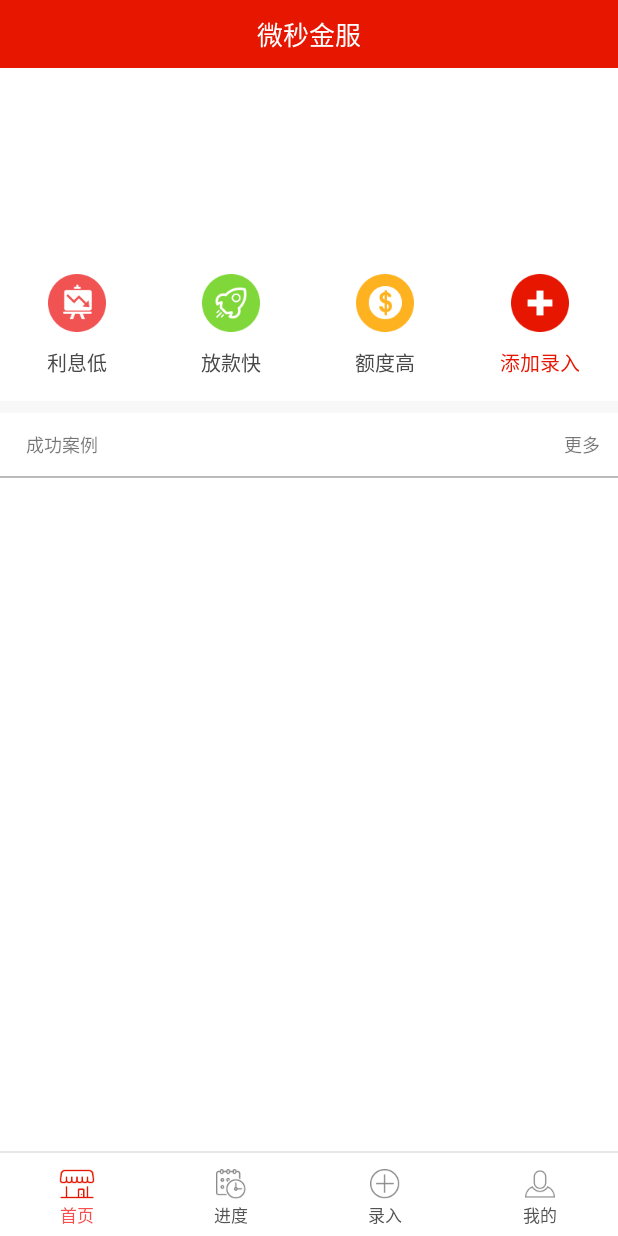
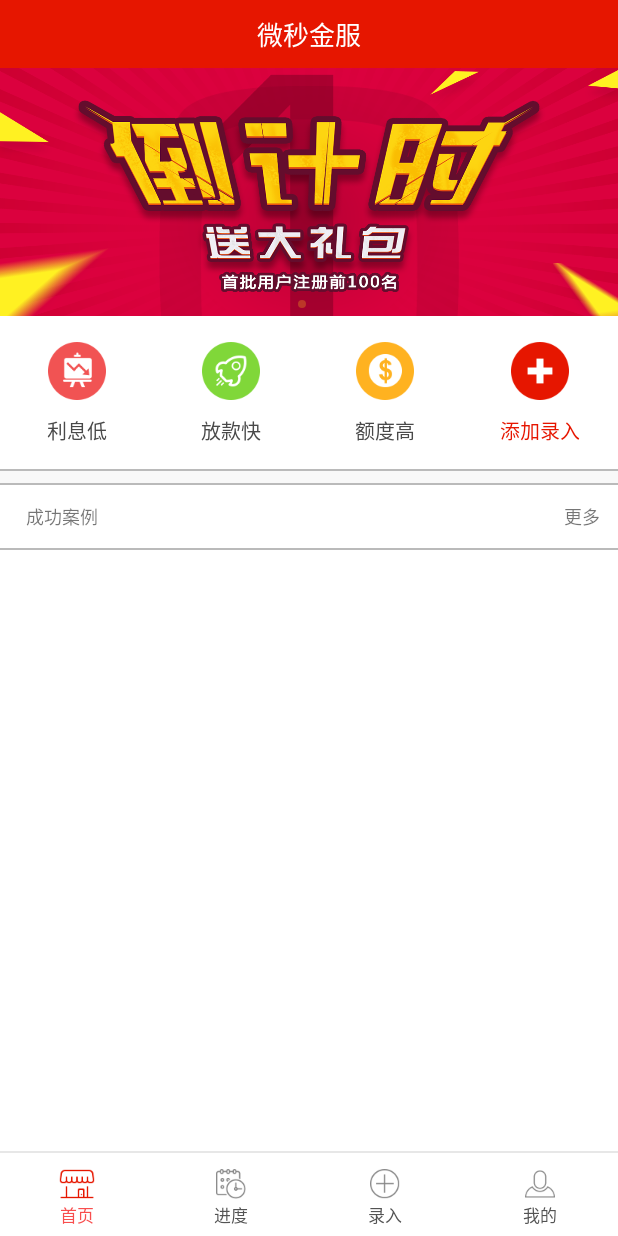
Before and after one commit to liulilei/FPower1, an Android app: the screen it shows after launch (HomeActivity), on a phone screen of 412 x 824 dp. Run offline under Robolectric (Android 15) with nearby library versions, the phone set to English and light mode, and no system bars.

Commit message:
加了轮播图播放

```diff
--- a/app/src/main/AndroidManifest.xml
+++ b/app/src/main/AndroidManifest.xml
@@ -47,6 +47,8 @@
                 <category android:name="android.intent.category.LAUNCHER"/>
             </intent-filter>
         </activity>
+
+        <activity android:name=".view.WebViewActivity"></activity>
     </application>
 
 </manifest>
--- /dev/null
+++ b/app/src/main/java/cn/fpower/financeservice/adapter/MainAdPageradapter.java
@@ -0,0 +1,46 @@
+package cn.fpower.financeservice.adapter;
+
+import android.support.v4.view.PagerAdapter;
+import android.view.View;
+import android.view.ViewGroup;
+
+import java.util.List;
+
+/**
+ * @author Moto
+ * @ClassName ImageViewPagerAdapter
+ * @Description TODO
+ * @date 2014 2014-7-1
+ */
+public class MainAdPageradapter extends PagerAdapter {
+
+    private List<View> mViewList;
+
+    public MainAdPageradapter(List<View> pArrayList) {
+        this.mViewList = pArrayList;
+    }
+
+    @Override
+    public int getCount() {
+        if (mViewList != null) {
+            return mViewList.size();
+        }
+        return 0;
+    }
+
+    @Override
+    public void destroyItem(ViewGroup container, int position, Object object) {
+        container.removeView(mViewList.get(position));
+    }
+
+    @Override
+    public Object instantiateItem(ViewGroup container, int pPosition) {
+        container.addView(mViewList.get(pPosition), 0);
+        return mViewList.get(pPosition);
+    }
+
+    @Override
+    public boolean isViewFromObject(View pView, Object pObject) {
+        return (pView == pObject);
+    }
+}
--- a/app/src/main/java/cn/fpower/financeservice/fragment/HomeFragment.java
+++ b/app/src/main/java/cn/fpower/financeservice/fragment/HomeFragment.java
@@ -5,23 +5,56 @@ import android.view.LayoutInflater;
 import android.view.View;
 import android.view.ViewGroup;
 import android.widget.ImageView;
+import android.widget.LinearLayout;
 import android.widget.RelativeLayout;
 import android.widget.TextView;
 
 import com.lidroid.xutils.view.annotation.ViewInject;
 
+import java.util.ArrayList;
+import java.util.List;
+
 import cn.fpower.financeservice.R;
+import cn.fpower.financeservice.manager.viewmanager.HomeMenuFragmentGroup;
+import cn.fpower.financeservice.mode.BannerInfo;
+import cn.fpower.financeservice.mode.BannerInfo.BannerList;
+import cn.fpower.financeservice.view.home.HomeActivity;
+import cn.fpower.financeservice.view.widget.HorizontalViewPager;
 
 /**
  * Created by ll on 2015/11/26.
  */
-public class HomeFragment extends BaseFragment {
+public class HomeFragment extends BaseFragment implements View.OnClickListener {
 
     @ViewInject(R.id.title_bar_back)
     private ImageView back;
 
     @ViewInject(R.id.title_bar_title)
     private TextView title;
+
+    @ViewInject(R.id.fragment_home_vp)
+    private HorizontalViewPager homeVp;
+
+    @ViewInject(R.id.fragment_home_vp_point_group)
+    private LinearLayout pointLl;
+
+    @ViewInject(R.id.fragment_home_interest_tv)
+    private TextView interestTv;
+
+    @ViewInject(R.id.fragment_home_loan_tv)
+    private TextView loanTv;
+
+    @ViewInject(R.id.fragment_home_limit_tv)
+    private TextView limitTv;
+
+    @ViewInject(R.id.fragment_home_add_entering_tv)
+    private TextView enteringTv;
+
+    private List<BannerList> bannerList;
+
+    private String no_banner_url = "drawable://" + R.mipmap.ad1;
+
+    private HomeMenuFragmentGroup homeMenuFragmentGroup;
 
     @Override
     protected ViewGroup onCreateView(LayoutInflater inflater, Bundle savedInstanceState) {
@@ -33,9 +66,35 @@ public class HomeFragment extends BaseFragment {
     protected void initView() {
         back.setVisibility(View.GONE);
         title.setText(getResources().getString(R.string.app_name));
+        interestTv.setOnClickListener(this);
+        loanTv.setOnClickListener(this);
+        limitTv.setOnClickListener(this);
+        enteringTv.setOnClickListener(this);
     }
 
     @Override
     protected void initData() {
+        bannerList = new ArrayList<BannerList>();
+        BannerList banner = new BannerInfo().new BannerList();
+        banner.setPicture(no_banner_url);
+        banner.setUrl("http://www.baidu.com");
+        bannerList.add(banner);
+        homeMenuFragmentGroup = new HomeMenuFragmentGroup(getActivity());
+        homeMenuFragmentGroup.initAd(bannerList, homeVp, pointLl);
+    }
+
+    @Override
+    public void onClick(View v) {
+        switch (v.getId()) {
+            case R.id.fragment_home_interest_tv:
+                break;
+            case R.id.fragment_home_loan_tv:
+                break;
+            case R.id.fragment_home_limit_tv:
+                break;
+            case R.id.fragment_home_add_entering_tv:
+                ((HomeActivity) getActivity()).selectEnteringFragment();
+                break;
+        }
     }
 }
--- a/app/src/main/java/cn/fpower/financeservice/netmanager/BaseManager.java
+++ b/app/src/main/java/cn/fpower/financeservice/manager/netmanager/BaseManager.java
@@ -1,4 +1,4 @@
-package cn.fpower.financeservice.netmanager;
+package cn.fpower.financeservice.manager.netmanager;
 
 import android.content.Context;
 
--- a/app/src/main/java/cn/fpower/financeservice/netmanager/CustomerManagerControl.java
+++ b/app/src/main/java/cn/fpower/financeservice/manager/netmanager/CustomerManagerControl.java
@@ -1,4 +1,4 @@
-package cn.fpower.financeservice.netmanager;
+package cn.fpower.financeservice.manager.netmanager;
 
 /**
  * Created by ll on 2015/9/15.
--- a/app/src/main/java/cn/fpower/financeservice/netmanager/FinanceServiceManager.java
+++ b/app/src/main/java/cn/fpower/financeservice/manager/netmanager/FinanceServiceManager.java
@@ -1,4 +1,4 @@
-package cn.fpower.financeservice.netmanager;
+package cn.fpower.financeservice.manager.netmanager;
 
 /**
  * Created by ll on 2015/11/24.
--- a/app/src/main/java/cn/fpower/financeservice/netmanager/ManagerDataListener.java
+++ b/app/src/main/java/cn/fpower/financeservice/manager/netmanager/ManagerDataListener.java
@@ -1,4 +1,4 @@
-package cn.fpower.financeservice.netmanager;
+package cn.fpower.financeservice.manager.netmanager;
 
 /**
  * Created by ll on 2015/9/15.
--- a/app/src/main/java/cn/fpower/financeservice/netmanager/ManagerStringListener.java
+++ b/app/src/main/java/cn/fpower/financeservice/manager/netmanager/ManagerStringListener.java
@@ -1,4 +1,4 @@
-package cn.fpower.financeservice.netmanager;
+package cn.fpower.financeservice.manager.netmanager;
 
 /**
  * Created by Administrator on 2015/10/7.
--- /dev/null
+++ b/app/src/main/java/cn/fpower/financeservice/manager/viewmanager/HomeMenuFragmentGroup.java
@@ -0,0 +1,159 @@
+package cn.fpower.financeservice.manager.viewmanager;
+
+import android.content.Context;
+import android.content.Intent;
+import android.os.Handler;
+import android.support.v4.view.ViewPager;
+import android.support.v4.view.ViewPager.OnPageChangeListener;
+import android.view.View;
+import android.view.View.OnClickListener;
+import android.widget.ImageView;
+import android.widget.ImageView.ScaleType;
+import android.widget.LinearLayout;
+
+import java.util.ArrayList;
+import java.util.List;
+
+import cn.fpower.financeservice.R;
+import cn.fpower.financeservice.adapter.MainAdPageradapter;
+import cn.fpower.financeservice.mode.BannerInfo;
+import cn.fpower.financeservice.utils.ImageUtils;
+import cn.fpower.financeservice.utils.StringUtils;
+import cn.fpower.financeservice.view.WebViewActivity;
+
+public class HomeMenuFragmentGroup {
+
+    private Context context;
+    private static final long AD_CHANGE_TIME = 4000;
+    private ViewPager viewPager;
+    public boolean isRunning;
+
+    private int mCurrentPagePosition = FIRST_ITEM_INDEX;
+    private int mCurrentIndex;
+    private static final int FIRST_ITEM_INDEX = 1;
+
+    private int viewLength;
+
+    private boolean mIsChanged = false;
+
+    // 菜单滚动
+    private Handler handler = new Handler() {
+        @Override
+        public void handleMessage(android.os.Message msg) {
+            if (msg.what == 1 && isRunning) {
+                if (++mCurrentPagePosition < viewLength) {
+                } else {
+                    mCurrentPagePosition = 0;
+                }
+                viewPager.setCurrentItem(mCurrentPagePosition);
+                sendEmptyMessageDelayed(1, AD_CHANGE_TIME);
+            }
+        }
+
+        ;
+    };
+
+    public HomeMenuFragmentGroup(Context context) {
+        this.context = context;
+    }
+
+    /**
+     * 初始化home fragment的广告滚动栏
+     *
+     * @param viewPager
+     * @param pointGroup
+     */
+    public void initAd(final List<BannerInfo.BannerList> bannerList,
+                       final ViewPager viewPager, final LinearLayout pointGroup) {
+        this.viewPager = viewPager;
+        List<View> views = new ArrayList<View>();
+        views.add(addImageView(bannerList.get(bannerList.size() - 1).getPicture(),
+                bannerList.get(bannerList.size() - 1).getUrl()));
+        for (int i = 0; i < bannerList.size(); i++) {
+            ImageView point = new ImageView(context);
+            LinearLayout.LayoutParams params = new LinearLayout.LayoutParams(
+                    LinearLayout.LayoutParams.WRAP_CONTENT,
+                    LinearLayout.LayoutParams.WRAP_CONTENT);
+            params.rightMargin = StringUtils.px2dip(context, 20);
+            point.setLayoutParams(params);
+            point.setBackgroundResource(R.drawable.selector_ad_point_bg);
+            if (0 == i) {
+                point.setEnabled(false);
+            }
+            pointGroup.addView(point);
+            views.add(addImageView(bannerList.get(i).getPicture(),
+                    bannerList.get(i).getUrl()));
+        }
+        views.add(addImageView(bannerList.get(0).getPicture(), bannerList.get(0).getUrl()));
+        viewLength = views.size();
+        viewPager.setAdapter(new MainAdPageradapter(views));
+        viewPager.setOnPageChangeListener(new OnPageChangeListener() {
+
+            @Override
+            public void onPageSelected(int pPosition) {
+                mIsChanged = true;
+                if (pPosition > viewLength - 2) {
+                    mCurrentPagePosition = FIRST_ITEM_INDEX;
+                } else if (pPosition < FIRST_ITEM_INDEX) {
+                    mCurrentPagePosition = viewLength - 2;
+                } else {
+                    mCurrentPagePosition = pPosition;
+                }
+                setCurrentDot(mCurrentPagePosition, pointGroup);
+            }
+
+            @Override
+            public void onPageScrolled(int arg0, float arg1, int arg2) {
+
+            }
+
+            @Override
+            public void onPageScrollStateChanged(int arg0) {
+                if (ViewPager.SCROLL_STATE_IDLE == arg0) {
+                    if (mIsChanged) {
+                        mIsChanged = false;
+                        viewPager.setCurrentItem(mCurrentPagePosition, false);
+                    }
+                }
+            }
+        });
+
+        viewPager.setCurrentItem(mCurrentPagePosition, false);
+        isRunning = true;
+        handler.sendEmptyMessageDelayed(1, AD_CHANGE_TIME);
+    }
+
+    public void removeHandle() {
+        handler.removeCallbacksAndMessages(null);
+    }
+
+    private ImageView addImageView(String url, final String address) {
+
+        ImageView imageView = new ImageView(context);
+        imageView.setScaleType(ScaleType.FIT_XY);
+        ImageUtils.displayNormalImg(R.mipmap.ic_launcher, url, imageView);
+        imageView.setOnClickListener(new OnClickListener() {
+            @Override
+            public void onClick(View v) {
+                if (!StringUtils.isEmpty(address)) {
+                    Intent intent = new Intent(context, WebViewActivity.class);
+                    intent.putExtra("address", address);
+                    context.startActivity(intent);
+                }
+            }
+        });
+        return imageView;
+    }
+
+    private void setCurrentDot(int positon, LinearLayout mPointViewGroup) {
+        // 界面实际显示的序号是第1, 2, 3。而点的序号应该是0, 1, 2.所以减1.
+        positon = positon - 1;
+        if (positon < 0 || positon > viewLength - 1 || mCurrentIndex == positon) {
+            return;
+        }
+        mPointViewGroup.getChildAt(positon).setEnabled(false);
+        mPointViewGroup.getChildAt(mCurrentIndex).setEnabled(true);
+        mCurrentIndex = positon;
+    }
+
+}
--- /dev/null
+++ b/app/src/main/java/cn/fpower/financeservice/mode/BannerInfo.java
@@ -0,0 +1,52 @@
+package cn.fpower.financeservice.mode;
+
+import java.util.List;
+
+/**
+ * Created by ll on 2015/11/29.
+ */
+public class BannerInfo extends BaseMode {
+
+    private Data data;
+
+    public Data getData() {
+        return data;
+    }
+
+    public void setData(Data data) {
+        this.data = data;
+    }
+
+    public class Data implements BaseEntity {
+        private List<BannerList> bannerListList;
+
+        public List<BannerList> getBannerListList() {
+            return bannerListList;
+        }
+
+        public void setBannerListList(List<BannerList> bannerListList) {
+            this.bannerListList = bannerListList;
+        }
+    }
+
+    public class BannerList implements BaseEntity {
+        private String url;
+        private String picture;
+
+        public String getUrl() {
+            return url;
+        }
+
+        public void setUrl(String url) {
+            this.url = url;
+        }
+
+        public String getPicture() {
+            return picture;
+        }
+
+        public void setPicture(String picture) {
+            this.picture = picture;
+        }
+    }
+}
--- /dev/null
+++ b/app/src/main/res/drawable/selector_ad_point_bg.xml
@@ -0,0 +1,7 @@
+<?xml version="1.0" encoding="utf-8"?>
+<selector xmlns:android="http://schemas.android.com/apk/res/android">
+
+    <item android:drawable="@drawable/shape_ad_point_nomal" android:state_enabled="true"/>
+    <item android:drawable="@drawable/shape_ad_point_focus" android:state_enabled="false"/>
+
+</selector>
--- /dev/null
+++ b/app/src/main/res/drawable/shape_ad_point_focus.xml
@@ -0,0 +1,9 @@
+<?xml version="1.0" encoding="utf-8"?>
+<shape xmlns:android="http://schemas.android.com/apk/res/android"
+       android:shape="oval">
+
+    <size
+        android:width="5dp"
+        android:height="5dp"/>
+    <solid android:color="#bc3728"/>
+</shape>
--- /dev/null
+++ b/app/src/main/res/drawable/shape_ad_point_nomal.xml
@@ -0,0 +1,11 @@
+<?xml version="1.0" encoding="utf-8"?>
+<shape xmlns:android="http://schemas.android.com/apk/res/android"
+    android:shape="oval" >
+
+    <size
+        android:height="5dp"
+        android:width="5dp" />
+
+    <solid android:color="#dbc2c5" />
+
+</shape>
--- a/app/src/main/res/layout/fragment_home.xml
+++ b/app/src/main/res/layout/fragment_home.xml
@@ -5,13 +5,16 @@
                 android:background="@color/white"
                 android:orientation="vertical">
 
-    <include layout="@layout/title_bar"></include>
+    <include
+        android:id="@+id/title"
+        layout="@layout/title_bar"></include>
 
 
     <ScrollView
         android:id="@+id/main_scrollview"
         android:layout_width="match_parent"
         android:layout_height="match_parent"
+        android:layout_below="@id/title"
         android:fillViewport="true"
         android:scrollbars="none">
 
@@ -34,21 +37,20 @@
                 android:layout_marginBottom="5dp"
                 android:orientation="horizontal"/>
 
-            <RadioGroup
-                android:id="@+id/fragment_home_rp"
+            <LinearLayout
+                android:id="@+id/fragment_home_ll"
                 android:layout_width="match_parent"
                 android:layout_height="wrap_content"
                 android:layout_below="@id/fragment_home_vp"
                 android:background="@color/white"
                 android:orientation="horizontal">
 
-                <RadioButton
-                    android:id="@+id/fragment_home_interest_rbt"
+                <TextView
+                    android:id="@+id/fragment_home_interest_tv"
                     android:layout_width="0dp"
                     android:layout_height="match_parent"
                     android:layout_weight="1"
-                    android:button="@null"
-                    android:checked="true"
+                    android:background="@null"
                     android:drawablePadding="10dp"
                     android:drawableTop="@mipmap/interest_low"
                     android:gravity="center"
@@ -58,12 +60,12 @@
                     android:textColor="#494949"
                     android:textSize="13dp"/>
 
-                <RadioButton
-                    android:id="@+id/fragment_home_loan_rbt"
+                <TextView
+                    android:id="@+id/fragment_home_loan_tv"
                     android:layout_width="0dp"
                     android:layout_height="match_parent"
                     android:layout_weight="1"
-                    android:button="@null"
+                    android:background="@null"
                     android:drawablePadding="10dp"
                     android:drawableTop="@mipmap/quick_loan"
                     android:gravity="center"
@@ -73,12 +75,12 @@
                     android:textColor="#494949"
                     android:textSize="13dp"/>
 
-                <RadioButton
-                    android:id="@+id/fragment_home_limit_rbt"
+                <TextView
+                    android:id="@+id/fragment_home_limit_tv"
                     android:layout_width="0dp"
                     android:layout_height="match_parent"
                     android:layout_weight="1"
-                    android:button="@null"
+                    android:background="@null"
                     android:drawablePadding="10dp"
                     android:drawableTop="@mipmap/height_limit"
                     android:gravity="center"
@@ -88,12 +90,12 @@
                     android:textColor="#494949"
                     android:textSize="13dp"/>
 
-                <RadioButton
-                    android:id="@+id/fragment_home_add_entering_rbt"
+                <TextView
+                    android:id="@+id/fragment_home_add_entering_tv"
                     android:layout_width="0dp"
                     android:layout_height="match_parent"
                     android:layout_weight="1"
-                    android:button="@null"
+                    android:background="@null"
                     android:drawablePadding="10dp"
                     android:drawableTop="@mipmap/add_entering"
                     android:gravity="center"
@@ -102,20 +104,34 @@
                     android:text="添加录入"
                     android:textColor="@color/title_back_bgcolor"
                     android:textSize="13dp"/>
-            </RadioGroup>
+            </LinearLayout>
+
+            <View
+                android:id="@+id/line2"
+                android:layout_width="match_parent"
+                android:layout_height="1dp"
+                android:layout_below="@id/fragment_home_ll"
+                android:background="#bababa"></View>
 
             <View
                 android:id="@+id/line"
                 android:layout_width="match_parent"
                 android:layout_height="8dp"
-                android:layout_below="@id/fragment_home_rp"
+                android:layout_below="@id/line2"
                 android:background="@color/split_line"></View>
+
+            <View
+                android:id="@+id/line3"
+                android:layout_width="match_parent"
+                android:layout_height="1dp"
+                android:layout_below="@id/line"
+                android:background="#bababa"></View>
 
             <RelativeLayout
                 android:id="@+id/fragment_home_success_rl"
                 android:layout_width="match_parent"
                 android:layout_height="wrap_content"
-                android:layout_below="@id/line">
+                android:layout_below="@id/line3">
 
                 <TextView
                     android:layout_width="wrap_content"
@@ -124,8 +140,8 @@
                     android:paddingBottom="12dp"
                     android:paddingLeft="17dp"
                     android:paddingTop="12dp"
-                    android:textSize="12dp"
-                    android:text="成功案例"/>
+                    android:text="成功案例"
+                    android:textSize="12dp"/>
 
                 <TextView
                     android:id="@+id/fragment_home_success_more"
@@ -137,8 +153,8 @@
                     android:paddingLeft="15dp"
                     android:paddingRight="12dp"
                     android:paddingTop="12dp"
-                    android:textSize="12dp"
-                    android:text="更多"/>
+                    android:text="更多"
+                    android:textSize="12dp"/>
 
             </RelativeLayout>
 
```
Also changed, not shown: app/src/main/java/cn/fpower/financeservice/view/WebViewActivity.java (added, +128 -0 lines), app/src/main/java/cn/fpower/financeservice/view/home/HomeActivity.java (+16 -4 lines), app/src/main/res/layout/activity_webview.xml (added, +15 -0 lines), app/src/main/res/layout/dialog_loading.xml (+6 -6 lines), app/src/main/res/mipmap-xhdpi/ad1.png (added).
